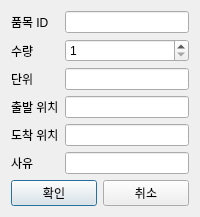
The window that src/ui/dialogs/move_dialog.ui (Hyunseung-Nam/Micro_ERP) describes before a commit, drawn with Qt 5.
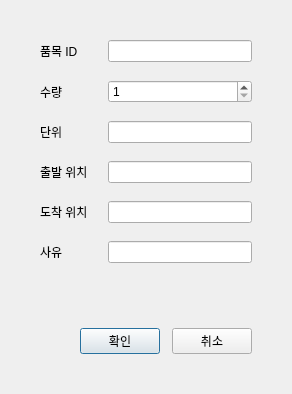
The same window after the commit.

```diff
--- a/src/ui/dialogs/move_dialog.ui
+++ b/src/ui/dialogs/move_dialog.ui
@@ -6,8 +6,29 @@
    <string>이동</string>
   </property>
   <layout class="QVBoxLayout" name="verticalLayout">
+   <property name="spacing">
+    <number>25</number>
+   </property>
+   <property name="leftMargin">
+    <number>40</number>
+   </property>
+   <property name="topMargin">
+    <number>40</number>
+   </property>
+   <property name="rightMargin">
+    <number>40</number>
+   </property>
+   <property name="bottomMargin">
+    <number>40</number>
+   </property>
    <item>
     <layout class="QFormLayout" name="formLayout">
+     <property name="verticalSpacing">
+      <number>18</number>
+     </property>
+     <property name="horizontalSpacing">
+      <number>20</number>
+     </property>
      <item row="0" column="0">
       <widget class="QLabel" name="itemIdLabel">
        <property name="text">
@@ -77,8 +98,37 @@
      </item>
     </layout>
    </item>
+   <item>
+    <spacer name="verticalSpacer">
+     <property name="orientation">
+      <enum>Qt::Vertical</enum>
+     </property>
+     <property name="sizeHint" stdset="0">
+      <size>
+       <width>20</width>
+       <height>40</height>
+      </size>
+     </property>
+    </spacer>
+   </item>
    <item>
     <layout class="QHBoxLayout" name="buttonLayout">
+     <property name="spacing">
+      <number>12</number>
+     </property>
+     <item>
+      <spacer name="buttonSpacer">
+       <property name="orientation">
+        <enum>Qt::Horizontal</enum>
+       </property>
+       <property name="sizeHint" stdset="0">
+        <size>
+         <width>40</width>
+         <height>20</height>
+        </size>
+       </property>
+      </spacer>
+     </item>
      <item>
       <widget class="QPushButton" name="confirmButton">
        <property name="text">
```
Left out of the diff: 2 changed lines with no effect on the pictures.
